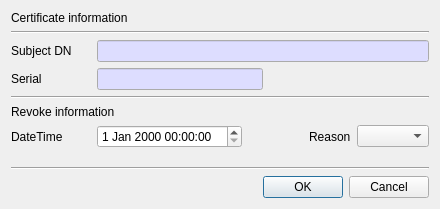
jykim74/CertMan, file CertMan/revoke_cert_dlg.ui: the form before one commit.
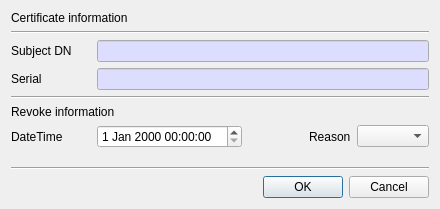
The form after the commit.

Commit message: UI 개선

Patch:
```diff
--- a/CertMan/revoke_cert_dlg.ui
+++ b/CertMan/revoke_cert_dlg.ui
@@ -154,19 +154,6 @@
        </property>
       </widget>
      </item>
-     <item row="0" column="2">
-      <spacer name="horizontalSpacer_2">
-       <property name="orientation">
-        <enum>Qt::Horizontal</enum>
-       </property>
-       <property name="sizeHint" stdset="0">
-        <size>
-         <width>40</width>
-         <height>20</height>
-        </size>
-       </property>
-      </spacer>
-     </item>
     </layout>
    </item>
    <item>
```
